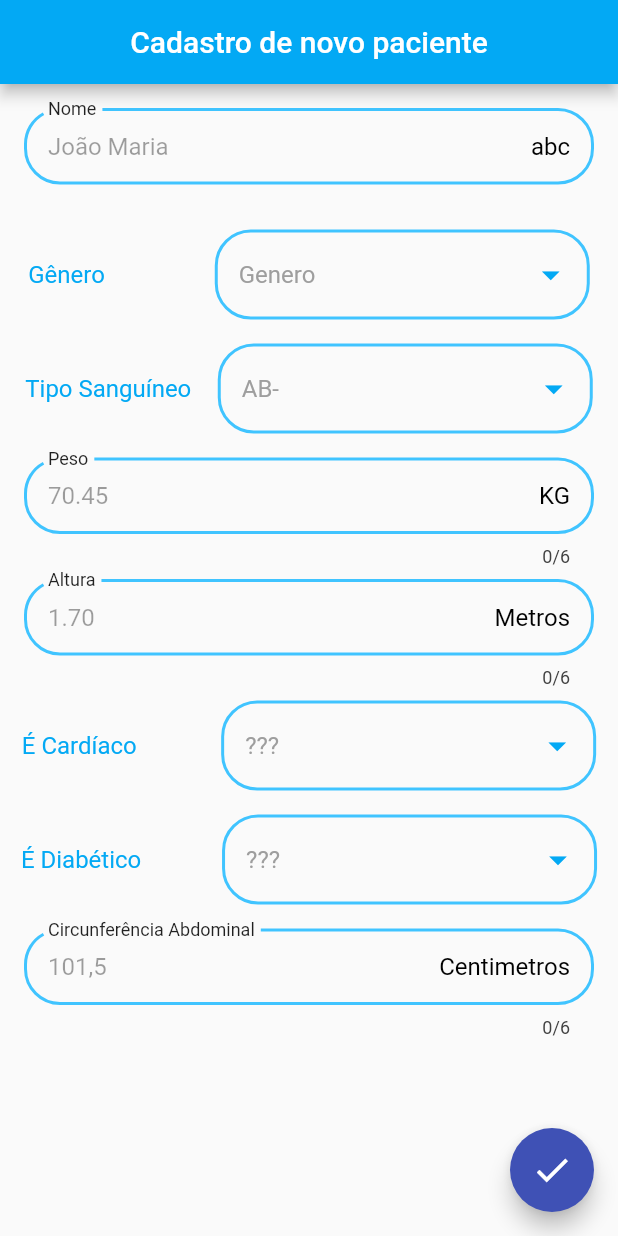
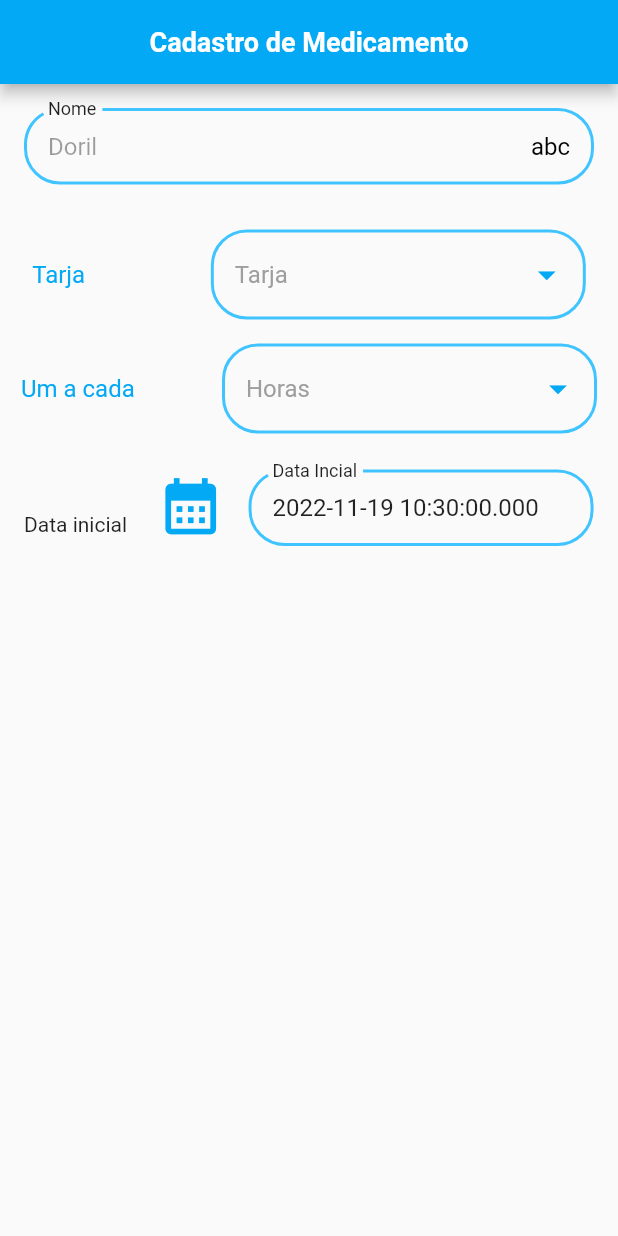
Before and after one commit to gabrielschut/Paciente-DIgital, a Flutter app: the screen it shows after launch, on a phone screen of 412 x 824 dp. Run offline on Flutter 3.47's test engine with Material 2 defaults, Android fonts, the phone set to English and light mode, and no system bars; our stand-ins replace sqflite; accounts and stored records are empty.

Commit message:
feat: impleents datepicker. figuring out how to do this fella works

```diff
--- a/lib/main.dart
+++ b/lib/main.dart
@@ -1,5 +1,5 @@
 import 'package:flutter/material.dart';
-import 'package:paciente_digital/screens/new_paciente_form_screen.dart';
+import 'package:paciente_digital/screens/new_medicine_screen.dart';
 import 'package:paciente_digital/theme/paciente_digital_input_theme.dart';
 
 void main() {
@@ -22,7 +22,7 @@ class _PacienteDigitalState extends State<PacienteDigital> {
         primarySwatch: Colors.lightBlue,
         inputDecorationTheme: PacienteDIgitalInputTheme().theme(),
       ),
-      home: NewPacienteForm(),
+      home: NewMedicine(),
     );
   }
 }
--- /dev/null
+++ b/lib/screens/new_medicine_screen.dart
@@ -0,0 +1,109 @@
+import 'package:flutter/cupertino.dart';
+import 'package:flutter/material.dart';
+import 'package:paciente_digital/widgets/components/date_picker_field.dart';
+import 'package:paciente_digital/widgets/components/dropdown_field.dart';
+import 'package:paciente_digital/widgets/components/text_field.dart';
+
+class NewMedicine extends StatefulWidget {
+  const NewMedicine({Key? key}) : super(key: key);
+
+  @override
+  State<NewMedicine> createState() => _NewMedicineState();
+}
+
+class _NewMedicineState extends State<NewMedicine> {
+  @override
+  Widget build(BuildContext context) {
+    return Scaffold(
+      appBar: AppBar(
+        title: Center(
+          child: Text(
+            "Cadastro de Medicamento",
+            style: TextStyle(
+              fontSize: 18,
+              fontWeight: FontWeight.bold,
+              color: Colors.white,
+            ),
+          ),
+        ),
+      ),
+      body: Column(
+        children: [
+          Padding(
+            padding: EdgeInsets.fromLTRB(16, 16, 16, 0),
+            child: MyTextField(
+              hint: 'Doril',
+              fieldName: 'Nome',
+              suffix: 'abc',
+            ),
+          ),
+          Padding(
+            padding: const EdgeInsets.all(8),
+            child: Row(
+              mainAxisAlignment: MainAxisAlignment.spaceAround,
+              children: [
+                const Text(
+                  'Tarja',
+                  style: TextStyle(
+                    fontSize: 16,
+                    color: Colors.lightBlue,
+                    fontWeight: FontWeight.w400,
+                  ),
+                ),
+                const SizedBox(
+                  width: 30,
+                ),
+                SizedBox(
+                  width: 250,
+                  child: DropdownField(DropOpcoes: const [
+                    'Sem tarja',
+                    'Amarela',
+                    'Vermelha',
+                    'Preta'
+                  ], hint: 'Tarja'),
+                ),
+              ],
+            ),
+          ),
+          Padding(
+            padding: const EdgeInsets.all(8),
+            child: Row(
+              mainAxisAlignment: MainAxisAlignment.spaceAround,
+              children: [
+                Container(
+                  width: 80,
+                  child: const Text(
+                    'Um a cada ',
+                    style: TextStyle(
+                      fontSize: 16,
+                      color: Colors.lightBlue,
+                      fontWeight: FontWeight.w400,
+                    ),
+                  ),
+                ),
+                const SizedBox(
+                  width: 30,
+                ),
+                SizedBox(
+                  width: 250,
+                  child: DropdownField(DropOpcoes: const [
+                    '24 horas',
+                    '12 horas',
+                    '8 horas',
+                    '6 horas',
+                    '4 horas',
+                    '3 horas',
+                    '2 horas',
+                    '1 hora'
+                  ], hint: 'Horas'),
+                ),
+              ],
+            ),
+          ),
+          DatePickerField(
+              fieldName: "Data Incial", hint: "01/01/2000", suffix: ""),
+        ],
+      ),
+    );
+  }
+}
--- /dev/null
+++ b/lib/widgets/components/date_picker_field.dart
@@ -0,0 +1,76 @@
+import 'package:flutter/material.dart';
+
+class DatePickerField extends StatefulWidget {
+  final String hint;
+  final String fieldName;
+  final String suffix;
+
+  const DatePickerField({
+    Key? key,
+    required this.hint,
+    required this.fieldName,
+    required this.suffix,
+  }) : super(key: key);
+
+  @override
+  State<DatePickerField> createState() => _DatePickerFieldState();
+}
+
+class _DatePickerFieldState extends State<DatePickerField> {
+  DateTime _dateTime = DateTime.now();
+
+  @override
+  Widget build(BuildContext context) {
+    return Material(
+      child: Padding(
+          padding: EdgeInsets.fromLTRB(16, 8, 0, 8),
+          child: Row(
+            children: [
+              Padding(
+                padding: EdgeInsets.fromLTRB(0, 0, 12, 0),
+                child: Text("Data inicial"),
+              ),
+              Padding(
+                padding: EdgeInsets.fromLTRB(0, 0, 0, 24),
+                child: IconButton(
+                  color: Colors.lightBlue,
+                  iconSize: 45,
+                  splashColor: Colors.lightBlue[100],
+                  onPressed: () {
+                    CalendarDatePicker(
+                      initialDate: DateTime.now(),
+                      lastDate: DateTime(2130),
+                      firstDate: DateTime(1900),
+                      onDateChanged: (DateTime value) {
+                        _dateTime = value;
+                      },
+                    );
+                  }, icon: Icon(Icons.calendar_month),
+                ),
+              ),
+              Padding(
+                padding: EdgeInsets.all(8),
+                child: Container(
+                  width: 230,
+                  child: TextFormField(
+                    style: TextStyle(
+                      color: Colors.black87,
+                    ),
+                    decoration: InputDecoration(
+                      helperText: widget.suffix,
+                      hintText: widget.hint,
+                      labelText: widget.fieldName,
+                      labelStyle: TextStyle(
+                        color: Colors.lightBlue,
+                      ),
+                      suffixText: widget.suffix,
+                    ),
+                    initialValue: _dateTime.toString(),
+                  ),
+                ),
+              ),
+            ],
+          )),
+    );
+  }
+}
```
Also changed, not shown: lib/screens/edit_paciente_form_screen.dart (added, +181 -0 lines).
